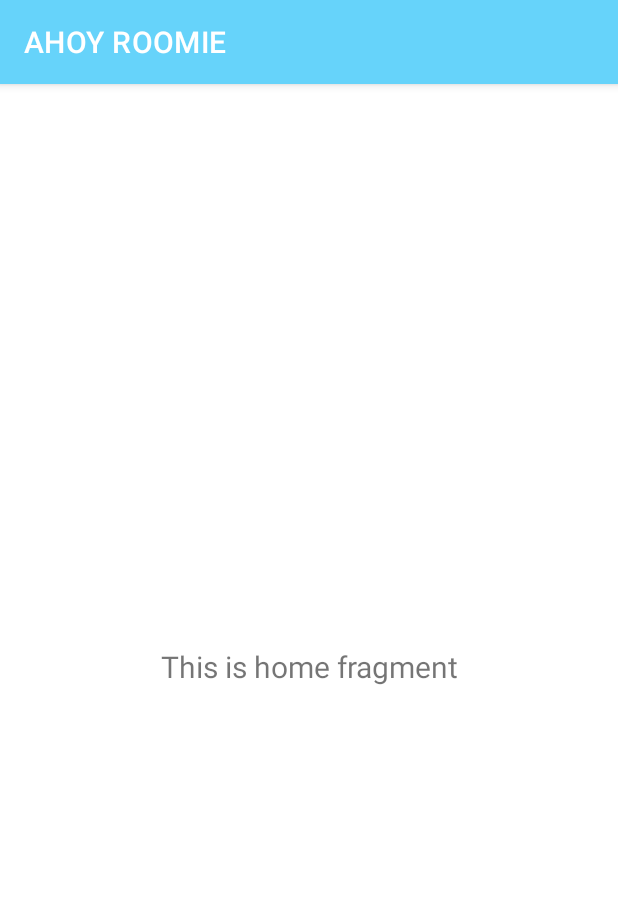
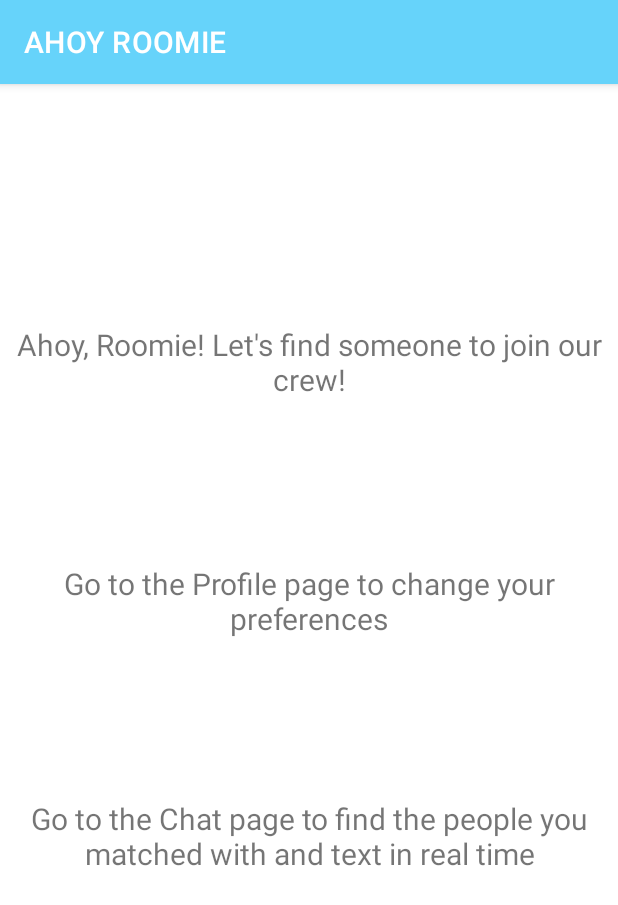
Before and after one commit to krividya/Dubhacks_Project, an Android app: the fragment HomeFragment shown on its own in the app's theme, on a phone screen of 412 x 824 dp. Shown: the top 905 px of the screen. Run offline under Robolectric (Android 15) with nearby library versions, the phone set to English and light mode, and no system bars.

```diff
--- a/app/src/main/java/com/example/dubhacks_project/ui/home/HomeFragment.java
+++ b/app/src/main/java/com/example/dubhacks_project/ui/home/HomeFragment.java
@@ -23,15 +23,20 @@ public class HomeFragment extends Fragment {
         homeViewModel =
                 new ViewModelProvider(this).get(HomeViewModel.class);
         View root = inflater.inflate(R.layout.fragment_home, container, false);
-        final TextView textView = root.findViewById(R.id.text_home);
-        homeViewModel.getText().observe(getViewLifecycleOwner(), new Observer<String>() {
-            @Override
-            public void onChanged(@Nullable String s) {
-                textView.setText(s);
-            }
-        });
+        instructions(root);
         return root;
     }
 
+    private void instructions(View root){
+        String first = "Ahoy, Roomie! Let's find someone to join our crew!";
+        String second = "Go to the Profile page to change your preferences";
+        String third = "Go to the Chat page to find the people you matched with and text in real time";
+        TextView firstText = root.findViewById(R.id.text_home_first);
+        firstText.setText(first);
+        TextView secondText = root.findViewById(R.id.text_home_second);
+        secondText.setText(second);
+        TextView thirdText = root.findViewById(R.id.text_home_third);
+        thirdText.setText(third);
+    }
 
 }
--- a/app/src/main/java/com/example/dubhacks_project/ui/profile/ProfileFragment.java
+++ b/app/src/main/java/com/example/dubhacks_project/ui/profile/ProfileFragment.java
@@ -16,6 +16,7 @@ import androidx.fragment.app.Fragment;
 import androidx.lifecycle.Observer;
 import androidx.lifecycle.ViewModelProvider;
 
+import com.example.dubhacks_project.DBHelper;
 import com.example.dubhacks_project.R;
 import com.example.dubhacks_project.ui.profile.ProfileViewModel;
 
@@ -147,37 +148,40 @@ public class ProfileFragment extends Fragment {
         RadioGroup gendergroup1 = (RadioGroup) root.findViewById(R.id.gender);
         int genderid = gendergroup1.getCheckedRadioButtonId();
         RadioButton genderbutton1 = (RadioButton) root.findViewById(genderid);
-        CharSequence gender1 = genderbutton1.getText();
+        String gender1 = genderbutton1.getText().toString();
         System.out.println(genderbutton1.getText());
 
         RadioGroup gendergroup2 = (RadioGroup) root.findViewById(R.id.othergender);
         int genderid2 = gendergroup2.getCheckedRadioButtonId();
         RadioButton genderbutton2 = (RadioButton) root.findViewById(genderid2);
-        CharSequence gender2 = genderbutton2.getText();
+        String gender2 = genderbutton2.getText().toString();
         System.out.println(genderbutton2.getText());
 
         RadioGroup grade = (RadioGroup) root.findViewById(R.id.gradeoptions);
         int gradeid = grade.getCheckedRadioButtonId();
         RadioButton gradebutton = (RadioButton) root.findViewById(gradeid);
-        CharSequence gradeval = gradebutton.getText();
+        String gradeval = gradebutton.getText().toString();
         System.out.println(gradebutton.getText());
 
         RadioGroup major = (RadioGroup) root.findViewById(R.id.majorsgroup);
         int majorid = major.getCheckedRadioButtonId();
         RadioButton majorbutton = (RadioButton) root.findViewById(majorid);
-        CharSequence majorval = majorbutton.getText();
+        String majorval = majorbutton.getText().toString();
         System.out.println(majorbutton.getText());
 
         RadioGroup smoke = (RadioGroup) root.findViewById(R.id.smoker);
         int smokerid = smoke.getCheckedRadioButtonId();
         RadioButton smokerbutton = (RadioButton) root.findViewById(smokerid);
-        CharSequence smokerval = smokerbutton.getText();
+        String smokerval = smokerbutton.getText().toString();
         System.out.println(smokerbutton.getText());
 
         RadioGroup sleeptime = (RadioGroup) root.findViewById(R.id.sleeptime);
         int sleeptimeid = sleeptime.getCheckedRadioButtonId();
         RadioButton sleeptimebutton = (RadioButton) root.findViewById(sleeptimeid);
-        CharSequence sleep = sleeptimebutton.getText();
+        String sleep = sleeptimebutton.getText().toString();
         System.out.println(sleeptimebutton.getText());
+
+        DBHelper db = new DBHelper(this.getContext());
+        db.insertInfo(gender1, gender2, gradeval, majorval, smokerval, sleep);
     }
 }
--- a/app/src/main/res/layout/fragment_home.xml
+++ b/app/src/main/res/layout/fragment_home.xml
@@ -7,16 +7,53 @@
     tools:context=".ui.home.HomeFragment">
 
     <TextView
-        android:id="@+id/text_home"
+        android:id="@+id/text_home_first"
         android:layout_width="match_parent"
         android:layout_height="wrap_content"
         android:layout_marginStart="8dp"
         android:layout_marginTop="8dp"
         android:layout_marginEnd="8dp"
+        android:gravity="center_horizontal"
         android:textAlignment="center"
         android:textSize="20sp"
         app:layout_constraintBottom_toBottomOf="parent"
         app:layout_constraintEnd_toEndOf="parent"
+        app:layout_constraintHorizontal_bias="0.0"
         app:layout_constraintStart_toStartOf="parent"
-        app:layout_constraintTop_toTopOf="parent" />
+        app:layout_constraintTop_toTopOf="parent"
+        app:layout_constraintVertical_bias="0.214" />
+
+    <TextView
+        android:id="@+id/text_home_second"
+        android:layout_width="match_parent"
+        android:layout_height="wrap_content"
+        android:layout_marginStart="8dp"
+        android:layout_marginTop="8dp"
+        android:layout_marginEnd="8dp"
+        android:gravity="center_horizontal"
+        android:textAlignment="center"
+        android:textSize="20sp"
+        app:layout_constraintBottom_toBottomOf="parent"
+        app:layout_constraintEnd_toEndOf="parent"
+        app:layout_constraintHorizontal_bias="0.0"
+        app:layout_constraintStart_toStartOf="parent"
+        app:layout_constraintTop_toTopOf="parent"
+        app:layout_constraintVertical_bias="0.439" />
+
+    <TextView
+        android:id="@+id/text_home_third"
+        android:layout_width="match_parent"
+        android:layout_height="wrap_content"
+        android:layout_marginStart="8dp"
+        android:layout_marginTop="8dp"
+        android:layout_marginEnd="8dp"
+        android:gravity="center_horizontal"
+        android:textAlignment="center"
+        android:textSize="20sp"
+        app:layout_constraintBottom_toBottomOf="parent"
+        app:layout_constraintEnd_toEndOf="parent"
+        app:layout_constraintHorizontal_bias="1.0"
+        app:layout_constraintStart_toStartOf="parent"
+        app:layout_constraintTop_toTopOf="parent"
+        app:layout_constraintVertical_bias="0.66" />
 </androidx.constraintlayout.widget.ConstraintLayout>
```
